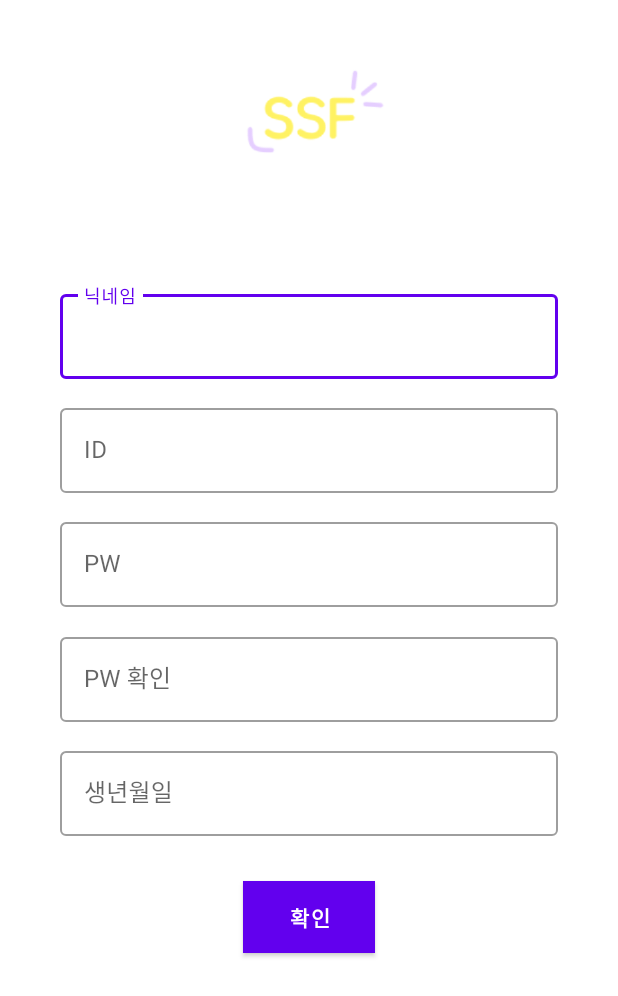
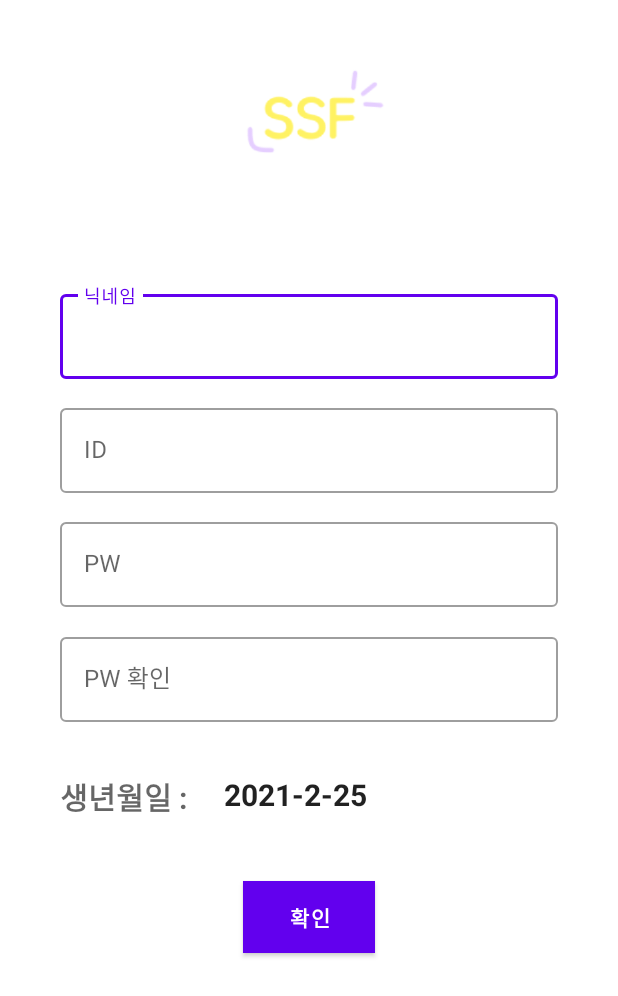
Before and after one commit to wjdwns/SSF, an Android app: the joinmemberActivity screen opened directly, with no data from a screen before it, on a phone screen of 412 x 824 dp. Shown: the top 996 px of the screen. Run offline under Robolectric (Android 15) with nearby library versions, the phone set to English and light mode, and no system bars.

Commit message:
datepicker 왜이리 어렵누

```diff
--- a/app/src/main/java/com/example/ssf/joinmemberActivity.kt
+++ b/app/src/main/java/com/example/ssf/joinmemberActivity.kt
@@ -12,20 +12,18 @@ class joinmemberActivity : AppCompatActivity() {
     override fun onCreate(savedInstanceState: Bundle?) {
         super.onCreate(savedInstanceState)
         setContentView(R.layout.activity_joinmember)
-
+        val cal = Calendar.getInstance()
+        val year = cal.get(Calendar.YEAR)
+        val month = cal.get(Calendar.MONTH)+1
+        val day = cal.get(Calendar.DATE)
+        date_picker_actions.setText("$year-$month-$day")
         date_picker_actions.setOnClickListener {
-            val cal = Calendar.getInstance()
-            val year = cal.get(Calendar.YEAR)
-            val month = cal.get(Calendar.MONTH)+1
-            val day = cal.get(Calendar.DATE)
-            date_picker_actions.setText("$year-$month-$day")
 
             var date_listener  = object : DatePickerDialog.OnDateSetListener {
                 override fun onDateSet(view: DatePicker?, year: Int, month: Int, dayOfMonth: Int) {
                     date_picker_actions.setText("$year-$month-$day")
                 }
             }
-
             var builder = DatePickerDialog(this, date_listener, year, month, day)
             builder.show()
 
--- a/app/src/main/res/layout/activity_joinmember.xml
+++ b/app/src/main/res/layout/activity_joinmember.xml
@@ -96,24 +96,36 @@
             android:layout_height="wrap_content"
             android:inputType="textPassword" />
     </com.google.android.material.textfield.TextInputLayout>
-    <com.google.android.material.textfield.TextInputLayout
-        style="@style/Widget.MaterialComponents.TextInputLayout.OutlinedBox"
-        android:layout_width="0dp"
+    <LinearLayout
+        android:layout_width="match_parent"
         android:layout_height="wrap_content"
         android:layout_marginLeft="40dp"
         android:layout_marginRight="40dp"
-        android:hint="생년월일"
         app:layout_constraintBottom_toBottomOf="parent"
         app:layout_constraintLeft_toLeftOf="parent"
         app:layout_constraintRight_toRightOf="parent"
         app:layout_constraintTop_toTopOf="parent"
         app:layout_constraintVertical_bias="0.65">
+        <TextView
+            style="@style/Widget.MaterialComponents.TextInputLayout.OutlinedBox"
+            android:layout_width="wrap_content"
+            android:layout_height="wrap_content"
+            android:hint="생년월일 : "
+            android:textStyle="bold"
+            android:textSize="20sp"
+            />
+        <TextView
+            android:id="@+id/date_picker_actions"
+            style="@style/Widget.MaterialComponents.TextInputLayout.OutlinedBox"
+            android:layout_width="wrap_content"
+            android:layout_height="wrap_content"
+            android:layout_marginLeft="20dp"
+            android:textSize="20sp"
+            android:textStyle="bold"
+            />
+    </LinearLayout>
 
-        <com.google.android.material.textfield.TextInputEditText
-            android:id="@+id/date_picker_actions"
-            android:layout_width="match_parent"
-            android:layout_height="wrap_content" />
-    </com.google.android.material.textfield.TextInputLayout>
+
     <Button
         android:id="@+id/btn_login"
         android:layout_width="wrap_content"
```
